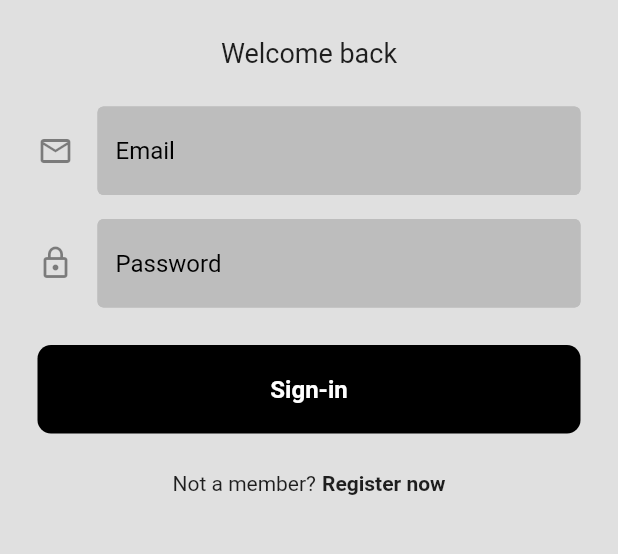
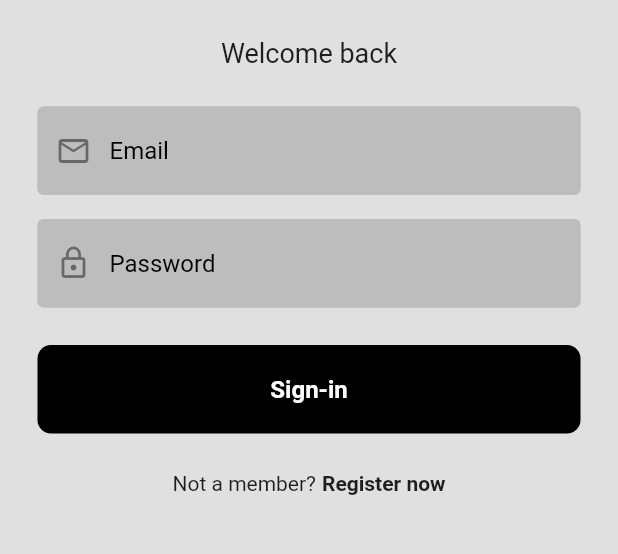
Before and after one commit to SandyParker/Farmo, a Flutter app: the screen it shows after launch, on a phone screen of 412 x 824 dp, the part 483-1037 px from its top. Run offline on Flutter 3.47's test engine with Material 2 defaults, Android fonts, the phone set to English and light mode, and no system bars; our stand-ins replace camera, firebase_auth, firebase_core; accounts and stored records are empty.

```diff
--- a/lib/Components/my_text_field.dart
+++ b/lib/Components/my_text_field.dart
@@ -19,7 +19,7 @@ class MyTextField extends StatelessWidget {
       controller: controller,
       obscureText: obscureText,
       decoration: InputDecoration(
-        icon: icon,
+        prefixIcon: icon,
         enabledBorder: OutlineInputBorder(
           borderSide: BorderSide(
             color: Colors.grey.shade400,
```
Also changed, not shown: lib/Pages/scan.dart (+11 -11 lines), pubspec.lock, 1 other file.
